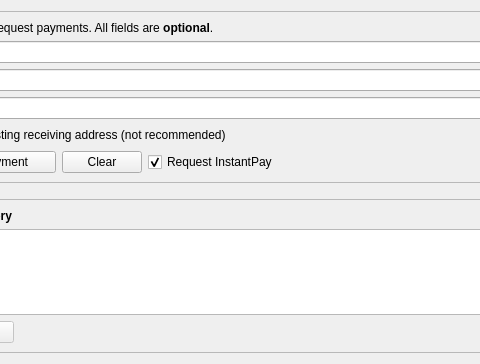
Above: src/qt/forms/receivecoinsdialog.ui from Mythicaler/Smartcoin-core before the change; both pictures show x 173 to 653 and y 0 to 364 of the 776 by 364 pixel window. Below: the same form after it.
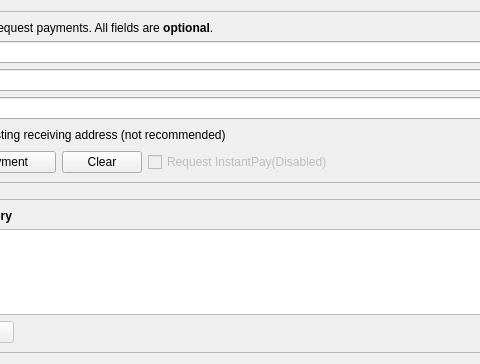
That is the form after the change. Icons and pictures are not drawn. Custom widgets are drawn as their Qt base class.

Diff of the .ui file:
```diff
--- a/src/qt/forms/receivecoinsdialog.ui
+++ b/src/qt/forms/receivecoinsdialog.ui
@@ -172,10 +172,13 @@
           <item>
            <widget class="QCheckBox" name="checkUseInstantSend">
             <property name="text">
-             <string>Request InstantPay</string>
+             <string>Request InstantPay(Disabled)</string>
             </property>
             <property name="checked">
-             <bool>true</bool>
+             <bool>false</bool>
+            </property>
+            <property name="enabled">
+              <bool>false</bool>
             </property>
            </widget>
           </item>
```
